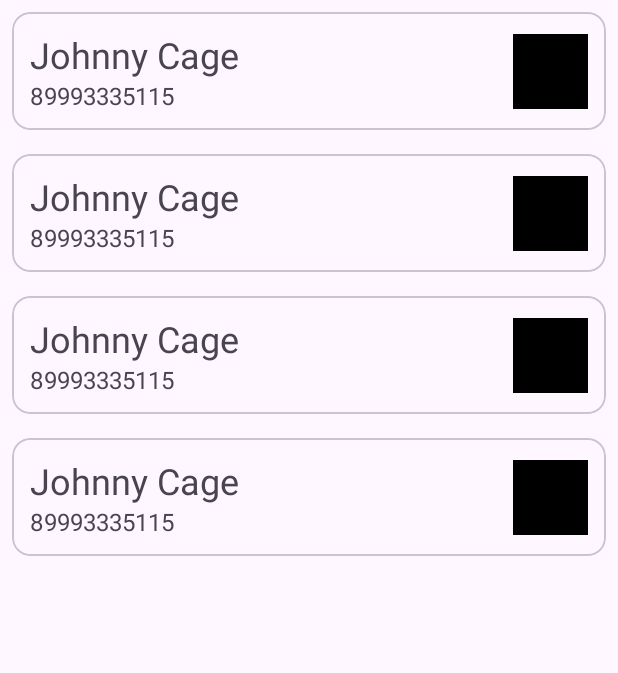
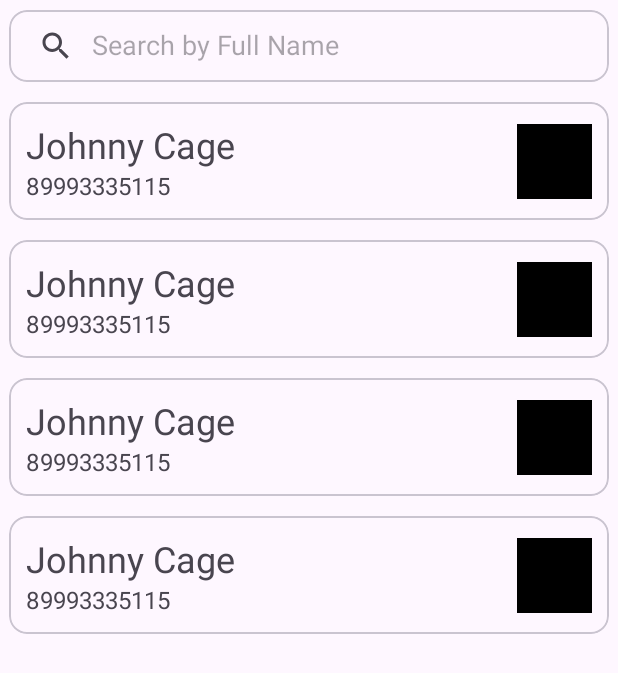
Before and after one commit to EkorrTi/FragmentsW3, an Android app: the layout fragment_list_contacts.xml on its own in the app's theme, with its tools: preview values and no code run, on a phone screen of 412 x 824 dp. Shown: the top 673 px of the screen. Run offline under Robolectric (Android 15) with nearby library versions, the phone set to English and light mode, and no system bars.

Commit message:
Hard 1 done

```diff
--- a/app/src/main/java/com/example/fragmentsw3/Contact.kt
+++ b/app/src/main/java/com/example/fragmentsw3/Contact.kt
@@ -7,4 +7,6 @@ data class Contact(
     var surname: String,
     var phone: String,
     val avatarURL: String,
-): Serializable
+) : Serializable {
+    val fullName = "$name $surname"
+}
--- a/app/src/main/res/layout/fragment_list_contacts.xml
+++ b/app/src/main/res/layout/fragment_list_contacts.xml
@@ -1,18 +1,39 @@
 <?xml version="1.0" encoding="utf-8"?>
-<FrameLayout xmlns:android="http://schemas.android.com/apk/res/android"
+<androidx.constraintlayout.widget.ConstraintLayout xmlns:android="http://schemas.android.com/apk/res/android"
+    xmlns:app="http://schemas.android.com/apk/res-auto"
     xmlns:tools="http://schemas.android.com/tools"
     android:layout_width="match_parent"
     android:layout_height="match_parent"
-    xmlns:app="http://schemas.android.com/apk/res-auto"
     tools:context=".ListContactsFragment">
+
+    <com.google.android.material.card.MaterialCardView
+        android:id="@+id/search_card"
+        android:layout_width="0dp"
+        android:layout_height="wrap_content"
+        app:cardUseCompatPadding="true"
+        app:layout_constraintEnd_toEndOf="parent"
+        app:layout_constraintStart_toStartOf="parent"
+        app:layout_constraintTop_toTopOf="parent">
+
+        <androidx.appcompat.widget.SearchView
+            android:id="@+id/search_view"
+            android:layout_width="match_parent"
+            android:layout_height="wrap_content"
+            app:iconifiedByDefault="false"
+            app:queryHint="Search by Full Name" />
+    </com.google.android.material.card.MaterialCardView>
 
     <androidx.recyclerview.widget.RecyclerView
         android:id="@+id/contacts_recycler_view"
         android:layout_width="match_parent"
-        android:layout_height="wrap_content"
+        android:layout_height="0dp"
+        android:scrollbars="vertical"
         app:layoutManager="androidx.recyclerview.widget.LinearLayoutManager"
-        android:scrollbars="vertical"
+        app:layout_constraintBottom_toBottomOf="parent"
+        app:layout_constraintEnd_toEndOf="parent"
+        app:layout_constraintStart_toStartOf="parent"
+        app:layout_constraintTop_toBottomOf="@+id/search_card"
         tools:itemCount="4"
         tools:listitem="@layout/list_item_contacts" />
 
-</FrameLayout>
+</androidx.constraintlayout.widget.ConstraintLayout>
--- a/app/src/main/res/layout/list_item_contacts.xml
+++ b/app/src/main/res/layout/list_item_contacts.xml
@@ -4,7 +4,7 @@
     xmlns:tools="http://schemas.android.com/tools"
     android:layout_width="match_parent"
     android:layout_height="wrap_content"
-    android:layout_margin="8dp">
+    app:cardUseCompatPadding="true">
 
     <androidx.constraintlayout.widget.ConstraintLayout
         android:layout_width="match_parent"
@@ -33,10 +33,10 @@
             android:id="@+id/contact_item_avatar"
             android:layout_width="50dp"
             android:layout_height="50dp"
-            tools:background="@color/black"
             app:layout_constraintBottom_toBottomOf="parent"
             app:layout_constraintEnd_toEndOf="parent"
-            app:layout_constraintTop_toTopOf="parent" />
+            app:layout_constraintTop_toTopOf="parent"
+            tools:background="@color/black" />
 
     </androidx.constraintlayout.widget.ConstraintLayout>
 </com.google.android.material.card.MaterialCardView>
--- a/app/src/main/res/values/strings.xml
+++ b/app/src/main/res/values/strings.xml
@@ -7,4 +7,8 @@
     <string name="phone">Phone</string>
     <string name="edit">Edit</string>
     <string name="save">Save</string>
+    <string name="ok">OK</string>
+    <string name="no">No</string>
+    <string name="contact_delete">Deleting the contact</string>
+    <string name="contact_delete_confirm">Are you sure you want to proceed?</string>
 </resources>
```
Also changed, not shown: app/src/main/java/com/example/fragmentsw3/ContactsRecyclerViewAdapter.kt (+44 -6 lines), app/src/main/java/com/example/fragmentsw3/ListContactsFragment.kt (+31 -9 lines).
